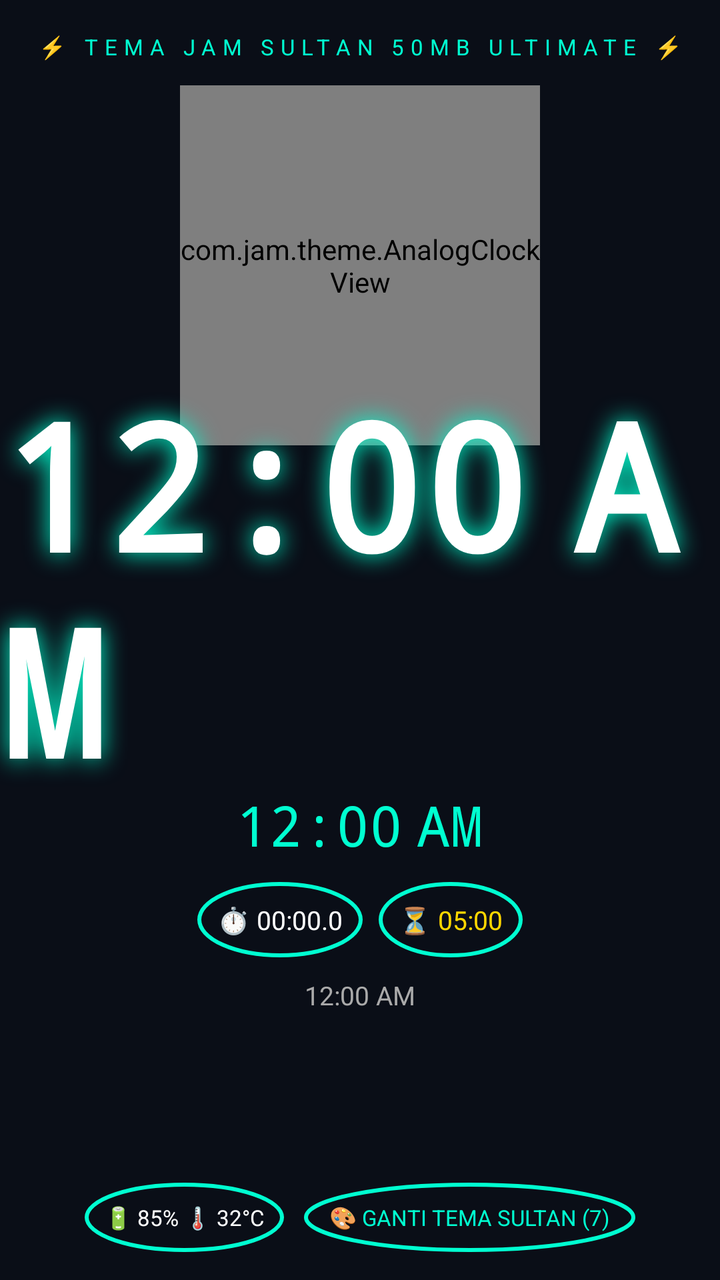
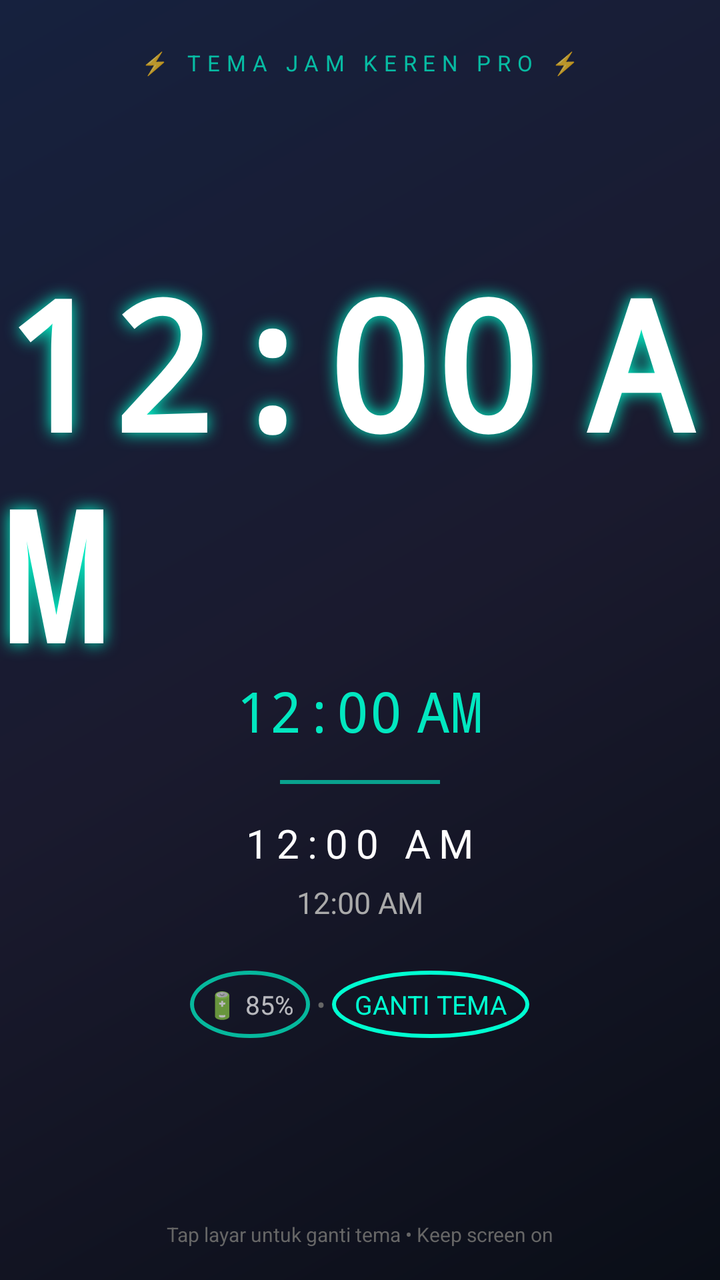

Compare the two renders of this Android layout. The source of the first and the diff that turns it into the second are given below.
<!-- AndroidManifest.xml: application theme Theme.AppCompat.NoActionBar -->
<!-- res/layout/activity_main.xml -->
<?xml version="1.0" encoding="utf-8"?>
<androidx.constraintlayout.widget.ConstraintLayout xmlns:android="http://schemas.android.com/apk/res/android"
    xmlns:app="http://schemas.android.com/apk/res-auto"
    android:id="@+id/root" android:layout_width="match_parent" android:layout_height="match_parent"
    android:background="#0A0E17">

    <TextView android:id="@+id/labelTop" android:layout_width="0dp" android:layout_height="wrap_content"
        android:text="⚡ TEMA JAM SULTAN 50MB ULTIMATE ⚡" android:textColor="#00FFD1" android:textSize="11sp"
        android:gravity="center" android:letterSpacing="0.3"
        app:layout_constraintTop_toTopOf="parent" app:layout_constraintStart_toStartOf="parent"
        app:layout_constraintEnd_toEndOf="parent" android:layout_marginTop="16dp"/>

    <com.jam.theme.AnalogClockView android:id="@+id/analog" android:layout_width="180dp" android:layout_height="180dp"
        app:layout_constraintTop_toBottomOf="@id/labelTop" app:layout_constraintStart_toStartOf="parent"
        app:layout_constraintEnd_toEndOf="parent" android:layout_marginTop="12dp"/>

    <LinearLayout android:id="@+id/clockBox" android:layout_width="0dp" android:layout_height="wrap_content"
        android:orientation="vertical" android:gravity="center"
        app:layout_constraintTop_toBottomOf="@id/analog" app:layout_constraintBottom_toTopOf="@id/bottomBar"
        app:layout_constraintStart_toStartOf="parent" app:layout_constraintEnd_toEndOf="parent">

        <TextClock android:id="@+id/clockHour" android:layout_width="wrap_content" android:layout_height="wrap_content"
            android:format24Hour="HH:mm" android:text="21:34" android:textSize="88sp" android:textColor="#FFF"
            android:fontFamily="monospace" android:textStyle="bold" android:shadowColor="#00FFD1" android:shadowRadius="30"/>

        <TextClock android:layout_width="wrap_content" android:layout_height="wrap_content"
            android:format24Hour=":ss" android:text=":12" android:textSize="28sp" android:textColor="#00FFD1"
            android:fontFamily="monospace" android:layout_marginTop="-10dp"/>

        <LinearLayout android:layout_width="wrap_content" android:layout_height="wrap_content" android:orientation="horizontal" android:layout_marginTop="10dp">
            <TextView android:id="@+id/stopwatch" android:layout_width="wrap_content" android:layout_height="wrap_content"
                android:text="⏱️ 00:00.0" android:textColor="#FFF" android:textSize="13sp" android:padding="10dp"
                android:background="@drawable/circle_neon" android:layout_marginEnd="8dp"/>
            <TextView android:id="@+id/timer" android:layout_width="wrap_content" android:layout_height="wrap_content"
                android:text="⏳ 05:00" android:textColor="#FFD700" android:textSize="13sp" android:padding="10dp"
                android:background="@drawable/circle_neon"/>
        </LinearLayout>

        <TextClock android:layout_width="wrap_content" android:layout_height="wrap_content"
            android:format24Hour="EEEE, dd MMMM yyyy" android:text="Senin, 12 Okt 2026" android:textSize="13sp"
            android:textColor="#AAA" android:layout_marginTop="10dp"/>

        <TextView android:id="@+id/extraInfo" android:layout_width="0dp" android:layout_height="wrap_content"
            android:text="Loading..." android:textColor="#666" android:textSize="10sp" android:gravity="center"
            android:layout_marginTop="6dp" android:layout_marginStart="20dp" android:layout_marginEnd="20dp"/>
    </LinearLayout>

    <LinearLayout android:id="@+id/bottomBar" android:layout_width="0dp" android:layout_height="wrap_content"
        android:orientation="horizontal" android:gravity="center" android:layout_marginBottom="14dp"
        app:layout_constraintBottom_toBottomOf="parent" app:layout_constraintStart_toStartOf="parent"
        app:layout_constraintEnd_toEndOf="parent">
        <TextView android:id="@+id/battery" android:layout_width="wrap_content" android:layout_height="wrap_content"
            android:text="🔋 85% 🌡️ 32°C" android:textColor="#FFF" android:textSize="11sp" android:padding="10dp"
            android:background="@drawable/circle_neon" android:layout_marginEnd="10dp"/>
        <TextView android:id="@+id/btnTheme" android:layout_width="wrap_content" android:layout_height="wrap_content"
            android:text=" 🎨 GANTI TEMA SULTAN (7) " android:textColor="#00FFD1" android:textSize="11sp"
            android:padding="10dp" android:background="@drawable/circle_neon"/>
    </LinearLayout>
</androidx.constraintlayout.widget.ConstraintLayout>
<!-- resources referenced by this layout -->
<resources>
  <!-- drawable circle_neon (drawable) -->
  <shape xmlns:android="http://schemas.android.com/apk/res/android" android:shape="oval"><stroke android:width="2dp" android:color="#00FFD1"/><solid android:color="#00000000"/></shape>
</resources>

<!-- the commit's change to res/layout/activity_main.xml (unified diff, before → after) -->
@@ -1,59 +1,59 @@
 <?xml version="1.0" encoding="utf-8"?>
 <androidx.constraintlayout.widget.ConstraintLayout xmlns:android="http://schemas.android.com/apk/res/android"
     xmlns:app="http://schemas.android.com/apk/res-auto"
-    android:id="@+id/root" android:layout_width="match_parent" android:layout_height="match_parent"
-    android:background="#0A0E17">
+    android:layout_width="match_parent" android:layout_height="match_parent"
+    android:background="@drawable/bg_gradient1">
 
-    <TextView android:id="@+id/labelTop" android:layout_width="0dp" android:layout_height="wrap_content"
-        android:text="⚡ TEMA JAM SULTAN 50MB ULTIMATE ⚡" android:textColor="#00FFD1" android:textSize="11sp"
-        android:gravity="center" android:letterSpacing="0.3"
-        app:layout_constraintTop_toTopOf="parent" app:layout_constraintStart_toStartOf="parent"
-        app:layout_constraintEnd_toEndOf="parent" android:layout_marginTop="16dp"/>
-
-    <com.jam.theme.AnalogClockView android:id="@+id/analog" android:layout_width="180dp" android:layout_height="180dp"
-        app:layout_constraintTop_toBottomOf="@id/labelTop" app:layout_constraintStart_toStartOf="parent"
-        app:layout_constraintEnd_toEndOf="parent" android:layout_marginTop="12dp"/>
+    <TextView android:id="@+id/labelTop" android:layout_width="wrap_content" android:layout_height="wrap_content"
+        android:text="⚡ TEMA JAM KEREN PRO ⚡" android:textColor="#00FFD1" android:textSize="11sp" android:letterSpacing="0.3"
+        android:alpha="0.7" app:layout_constraintTop_toTopOf="parent" app:layout_constraintStart_toStartOf="parent"
+        app:layout_constraintEnd_toEndOf="parent" android:layout_marginTop="24dp"/>
 
     <LinearLayout android:id="@+id/clockBox" android:layout_width="0dp" android:layout_height="wrap_content"
         android:orientation="vertical" android:gravity="center"
-        app:layout_constraintTop_toBottomOf="@id/analog" app:layout_constraintBottom_toTopOf="@id/bottomBar"
+        app:layout_constraintTop_toTopOf="parent" app:layout_constraintBottom_toBottomOf="parent"
         app:layout_constraintStart_toStartOf="parent" app:layout_constraintEnd_toEndOf="parent">
 
         <TextClock android:id="@+id/clockHour" android:layout_width="wrap_content" android:layout_height="wrap_content"
-            android:format24Hour="HH:mm" android:text="21:34" android:textSize="88sp" android:textColor="#FFF"
-            android:fontFamily="monospace" android:textStyle="bold" android:shadowColor="#00FFD1" android:shadowRadius="30"/>
+            android:format24Hour="HH:mm" android:text="21:34" android:textSize="90sp" android:textColor="#FFFFFF"
+            android:fontFamily="monospace" android:textStyle="bold" android:shadowColor="#00FFD1"
+            android:shadowDx="0" android:shadowDy="0" android:shadowRadius="20"/>
+
+        <TextClock android:id="@+id/clockSec" android:layout_width="wrap_content" android:layout_height="wrap_content"
+            android:format24Hour=":ss" android:text=":12" android:textSize="28sp" android:textColor="#00FFD1"
+            android:fontFamily="monospace" android:layout_marginTop="-10dp" android:alpha="0.9"/>
+
+        <View android:layout_width="80dp" android:layout_height="2dp" android:background="#00FFD1"
+            android:alpha="0.6" android:layout_marginTop="16dp" android:layout_marginBottom="16dp"/>
 
         <TextClock android:layout_width="wrap_content" android:layout_height="wrap_content"
-            android:format24Hour=":ss" android:text=":12" android:textSize="28sp" android:textColor="#00FFD1"
-            android:fontFamily="monospace" android:layout_marginTop="-10dp"/>
+            android:format24Hour="EEEE" android:text="SENIN" android:textSize="20sp" android:textColor="#FFFFFF"
+            android:letterSpacing="0.2"/>
 
-        <LinearLayout android:layout_width="wrap_content" android:layout_height="wrap_content" android:orientation="horizontal" android:layout_marginTop="10dp">
-            <TextView android:id="@+id/stopwatch" android:layout_width="wrap_content" android:layout_height="wrap_content"
-                android:text="⏱️ 00:00.0" android:textColor="#FFF" android:textSize="13sp" android:padding="10dp"
-                android:background="@drawable/circle_neon" android:layout_marginEnd="8dp"/>
-            <TextView android:id="@+id/timer" android:layout_width="wrap_content" android:layout_height="wrap_content"
-                android:text="⏳ 05:00" android:textColor="#FFD700" android:textSize="13sp" android:padding="10dp"
-                android:background="@drawable/circle_neon"/>
+        <TextClock android:layout_width="wrap_content" android:layout_height="wrap_content"
+            android:format24Hour="dd MMMM yyyy" android:text="12 Oktober 2026" android:textSize="15sp"
+            android:textColor="#AAAAAA" android:layout_marginTop="6dp"/>
+
+        <LinearLayout android:layout_width="wrap_content" android:layout_height="wrap_content"
+            android:orientation="horizontal" android:layout_marginTop="24dp" android:gravity="center">
+
+            <TextView android:id="@+id/battery" android:layout_width="wrap_content" android:layout_height="wrap_content"
+                android:text="🔋 85%" android:textColor="#FFFFFF" android:textSize="13sp" android:alpha="0.7"
+                android:padding="8dp" android:background="@drawable/circle_neon"/>
+
+            <TextView android:layout_width="wrap_content" android:layout_height="wrap_content"
+                android:text=" • " android:textColor="#666" android:textSize="13sp"/>
+
+            <TextView android:id="@+id/btnTheme" android:layout_width="wrap_content" android:layout_height="wrap_content"
+                android:text=" GANTI TEMA " android:textColor="#00FFD1" android:textSize="13sp"
+                android:padding="8dp" android:background="@drawable/circle_neon"/>
         </LinearLayout>
 
-        <TextClock android:layout_width="wrap_content" android:layout_height="wrap_content"
-            android:format24Hour="EEEE, dd MMMM yyyy" android:text="Senin, 12 Okt 2026" android:textSize="13sp"
-            android:textColor="#AAA" android:layout_marginTop="10dp"/>
-
-        <TextView android:id="@+id/extraInfo" android:layout_width="0dp" android:layout_height="wrap_content"
-            android:text="Loading..." android:textColor="#666" android:textSize="10sp" android:gravity="center"
-            android:layout_marginTop="6dp" android:layout_marginStart="20dp" android:layout_marginEnd="20dp"/>
     </LinearLayout>
 
-    <LinearLayout android:id="@+id/bottomBar" android:layout_width="0dp" android:layout_height="wrap_content"
-        android:orientation="horizontal" android:gravity="center" android:layout_marginBottom="14dp"
+    <TextView android:layout_width="wrap_content" android:layout_height="wrap_content"
+        android:text="Tap layar untuk ganti tema • Keep screen on" android:textColor="#666" android:textSize="10sp"
         app:layout_constraintBottom_toBottomOf="parent" app:layout_constraintStart_toStartOf="parent"
-        app:layout_constraintEnd_toEndOf="parent">
-        <TextView android:id="@+id/battery" android:layout_width="wrap_content" android:layout_height="wrap_content"
-            android:text="🔋 85% 🌡️ 32°C" android:textColor="#FFF" android:textSize="11sp" android:padding="10dp"
-            android:background="@drawable/circle_neon" android:layout_marginEnd="10dp"/>
-        <TextView android:id="@+id/btnTheme" android:layout_width="wrap_content" android:layout_height="wrap_content"
-            android:text=" 🎨 GANTI TEMA SULTAN (7) " android:textColor="#00FFD1" android:textSize="11sp"
-            android:padding="10dp" android:background="@drawable/circle_neon"/>
-    </LinearLayout>
+        app:layout_constraintEnd_toEndOf="parent" android:layout_marginBottom="16dp"/>
+
 </androidx.constraintlayout.widget.ConstraintLayout>
<!-- resource entries referenced after the edit -->
@@ -1,5 +1,7 @@
 <!-- resources referenced by this layout -->
 <resources>
+  <!-- drawable bg_gradient1 (drawable) -->
+  <shape xmlns:android="http://schemas.android.com/apk/res/android"><gradient android:angle="135" android:startColor="#0A0E17" android:centerColor="#1A1A2E" android:endColor="#16213E" android:type="linear"/><corners android:radius="0dp"/></shape>
   <!-- drawable circle_neon (drawable) -->
   <shape xmlns:android="http://schemas.android.com/apk/res/android" android:shape="oval"><stroke android:width="2dp" android:color="#00FFD1"/><solid android:color="#00000000"/></shape>
 </resources>
